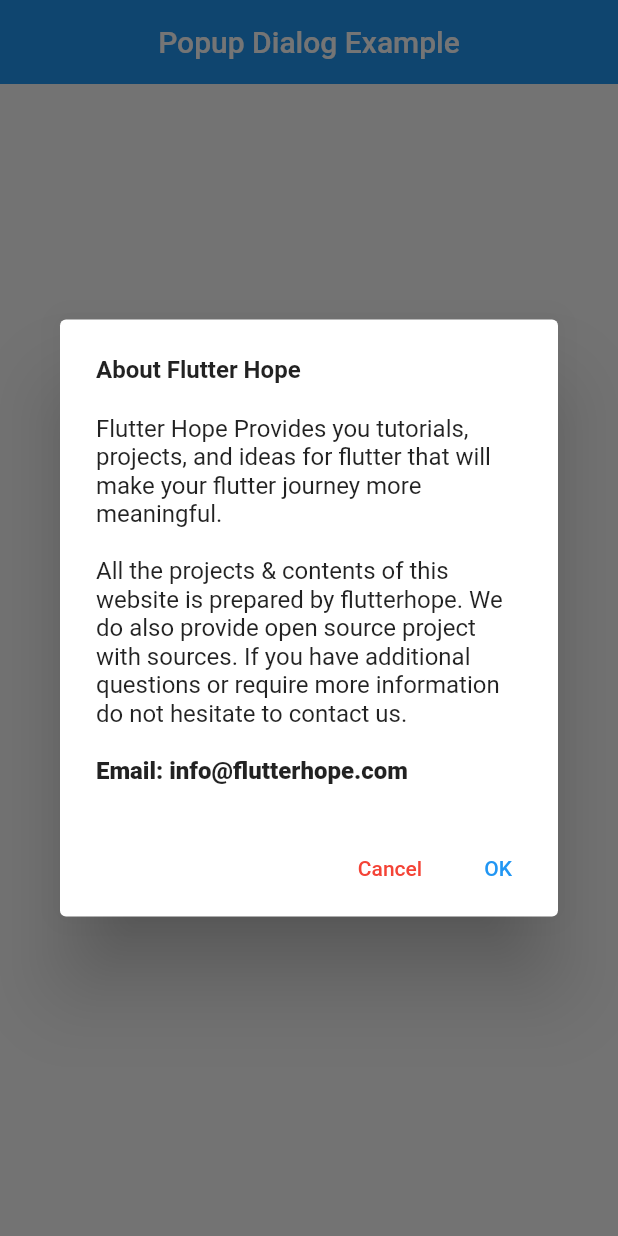
After one commit to NilamPathak578/flutterHopeProjects, a Flutter app: the screen it shows after launch, after a tap on "Open Dialog", on a phone screen of 412 x 824 dp. The commit adds this screen. Run offline on Flutter 3.47's test engine with Material 2 defaults, Android fonts, the phone set to English and light mode, and no system bars.

Commit message:
PopUp Dialog Example

```diff
--- /dev/null
+++ b/lib/Views/popup_dialog.dart
@@ -0,0 +1,68 @@
+import 'package:flutter/material.dart';
+
+class PopupDialogExample extends StatelessWidget {
+  const PopupDialogExample({Key? key}) : super(key: key);
+
+  @override
+  Widget build(BuildContext context) {
+    return Scaffold(
+        appBar: AppBar(
+          title: const Text("Popup Dialog Example"),
+          centerTitle: true,
+          elevation: 0,
+        ),
+        body: Center(
+          child: ElevatedButton(
+            onPressed: () {
+              showDialog(
+                  context: context,
+                  builder: (context) {
+                    return AlertDialog(
+                      title: const Text(
+                        "About Flutter Hope",
+                        style: TextStyle(
+                            fontSize: 16.0, fontWeight: FontWeight.w600),
+                      ),
+                      content: Column(
+                        mainAxisSize: MainAxisSize.min,
+                        crossAxisAlignment: CrossAxisAlignment.start,
+                        children: const [
+                          Text(
+                              "Flutter Hope Provides you tutorials, projects, and ideas for flutter that will make your flutter journey more meaningful.\n"),
+                          Text(
+                              "All the projects & contents of this website is prepared by flutterhope. We do also provide open source project with sources. If you have additional questions or require more information do not hesitate to contact us.\n"),
+                          Text(
+                            "Email: info@flutterhope.com",
+                            style: TextStyle(fontWeight: FontWeight.w800),
+                          )
+                        ],
+                      ),
+                      actions: [
+                        TextButton(
+                            onPressed: () {
+                              Navigator.pop(context);
+                            },
+                            child: const Text(
+                              "Cancel",
+                              style: TextStyle(color: Colors.red),
+                            )),
+                        TextButton(
+                            onPressed: () {
+                              Navigator.pop(context);
+                            },
+                            child: const Text("OK")),
+                      ],
+                    );
+                  });
+            },
+            child: const Padding(
+              padding: EdgeInsets.all(12.0),
+              child: Text(
+                "Open Dialog",
+                style: TextStyle(fontSize: 20.0, fontWeight: FontWeight.w600),
+              ),
+            ),
+          ),
+        ));
+  }
+}
--- a/lib/main.dart
+++ b/lib/main.dart
@@ -1,5 +1,6 @@
 import 'package:flutter/material.dart';
 import 'package:flutterhopeprojects/Views/home_page.dart';
+import 'package:flutterhopeprojects/Views/popup_dialog.dart';
 
 void main() {
   runApp(const MyApp());
@@ -17,7 +18,8 @@ class MyApp extends StatelessWidget {
       theme: ThemeData(
         primarySwatch: Colors.blue,
       ),
-      home: const Homepage(),
+      //home: const Homepage(),
+      home: const PopupDialogExample(),
     );
   }
 }
```
